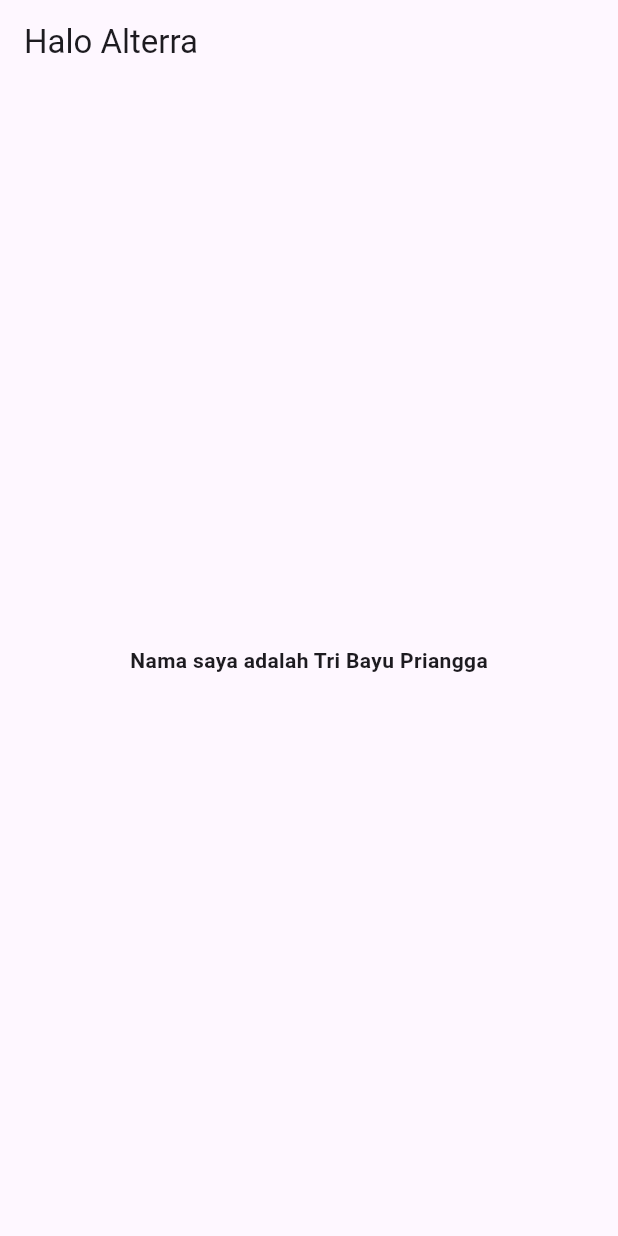
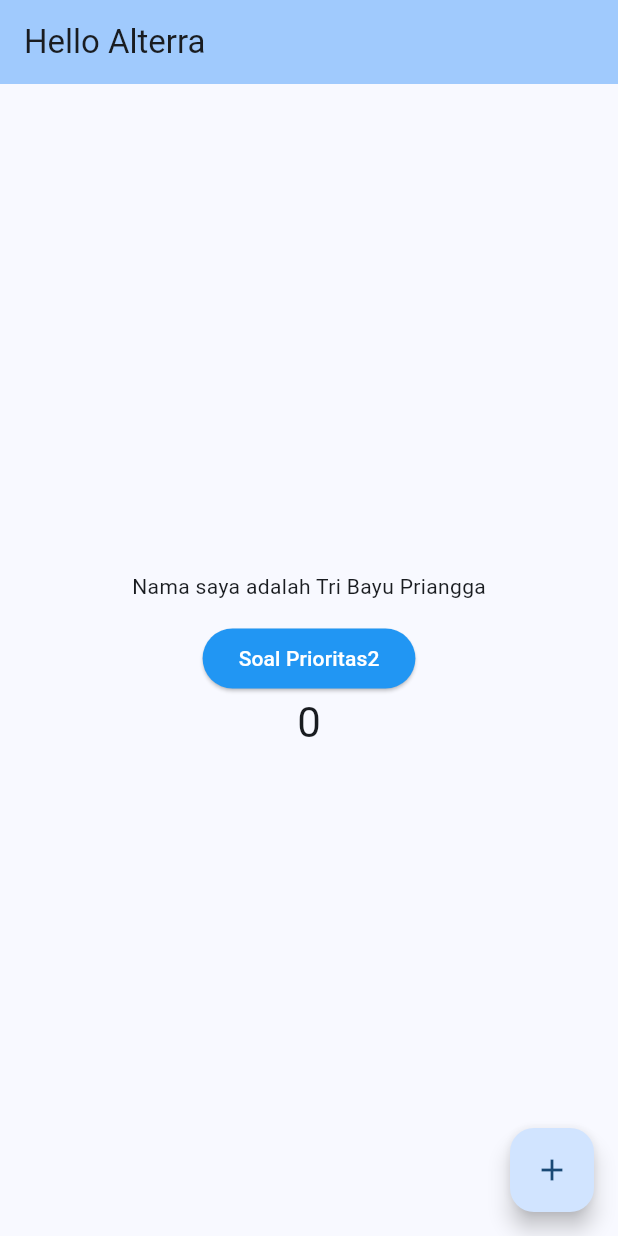
Before and after one commit to TBPriangga/Flutter_Tri-Bayu-Priangga, a Flutter app: the screen it shows after launch, on a phone screen of 412 x 824 dp. Run offline on Flutter 3.47's test engine with Material 2 defaults, Android fonts, the phone set to English and light mode, and no system bars.

Commit message:
add tugas tambahan

```diff
--- a/09_Installation Command Line Interface and Package Management in Flutter/praktikum/introductionflutter/lib/main.dart
+++ b/09_Installation Command Line Interface and Package Management in Flutter/praktikum/introductionflutter/lib/main.dart
@@ -31,10 +31,10 @@ class MyApp extends StatelessWidget {
         //
         // This works for code too, not just values: Most code changes can be
         // tested with just a hot reload.
-        colorScheme: ColorScheme.fromSeed(seedColor: Colors.deepPurple),
+        colorScheme: ColorScheme.fromSeed(seedColor: Colors.blue),
         useMaterial3: true,
       ),
-      home: SoalcliView(),
+      home: MyHomePage(title: 'Hello Alterra'),
     );
   }
 }
@@ -111,6 +111,21 @@ class _MyHomePageState extends State<MyHomePage> {
             const Text(
               'Nama saya adalah Tri Bayu Priangga',
             ),
+            const SizedBox(
+              height: 14.0,
+            ),
+            ElevatedButton(
+              style: ElevatedButton.styleFrom(
+                backgroundColor: Colors.blue,
+              ),
+              onPressed: () => Get.to(SoalcliView()),
+              child: const Text(
+                "Soal Prioritas2",
+                style: TextStyle(
+                  color: Colors.white,
+                ),
+              ),
+            ),
             Text(
               '$_counter',
               style: Theme.of(context).textTheme.headlineMedium,
--- a/09_Installation Command Line Interface and Package Management in Flutter/praktikum/introductionflutter/lib/module/soalcli/view/soalcli_view.dart
+++ b/09_Installation Command Line Interface and Package Management in Flutter/praktikum/introductionflutter/lib/module/soalcli/view/soalcli_view.dart
@@ -1,31 +1,50 @@
 import 'package:flutter/material.dart';
 import 'package:introductionflutter/core.dart';
+import 'package:introductionflutter/main.dart';
+import 'package:introductionflutter/state_util.dart';
 import '../controller/soalcli_controller.dart';
 
 class SoalcliView extends StatefulWidget {
-  const SoalcliView({Key? key}) : super(key: key);
+  SoalcliView({Key? key}) : super(key: key);
 
   Widget build(context, SoalcliController controller) {
     controller.view = this;
 
     return Scaffold(
       appBar: AppBar(
-        title: const Text("Halo Alterra"),
-        actions: const [],
+        title: Text("Halo Alterra"),
+        backgroundColor: Colors.blue,
+        actions: [],
       ),
       body: Center(
         child: Column(
           mainAxisAlignment: MainAxisAlignment.center,
           children: [
             Container(
-              padding: const EdgeInsets.all(10.0),
-              child: const Column(
+              padding: EdgeInsets.all(12.0),
+              child: Column(
                 children: [
-                  Text(
+                  const Text(
                     "Nama saya adalah Tri Bayu Priangga",
                     style: TextStyle(
                       fontSize: 14.0,
                       fontWeight: FontWeight.bold,
+                    ),
+                  ),
+                  const SizedBox(
+                    height: 14.0,
+                  ),
+                  ElevatedButton(
+                    style: ElevatedButton.styleFrom(
+                      backgroundColor: Colors.red,
+                    ),
+                    onPressed: () =>
+                        Get.to((MyHomePage(title: "Hello Alterra"))),
+                    child: const Text(
+                      "Soal Prioritas2",
+                      style: TextStyle(
+                        color: Colors.white,
+                      ),
                     ),
                   ),
                 ],
--- a/09_Installation Command Line Interface and Package Management in Flutter/praktikum/introductionflutter/pubspec.yaml
+++ b/09_Installation Command Line Interface and Package Management in Flutter/praktikum/introductionflutter/pubspec.yaml
@@ -35,6 +35,7 @@ dependencies:
   # The following adds the Cupertino Icons font to your application.
   # Use with the CupertinoIcons class for iOS style icons.
   cupertino_icons: ^1.0.2
+  google_fonts: ^5.1.0
 
 dev_dependencies:
   flutter_test:
```
Also changed, not shown: 09_Installation Command Line Interface and Package Management in Flutter/praktikum/introductionflutter/pubspec.lock, 4 other files.
